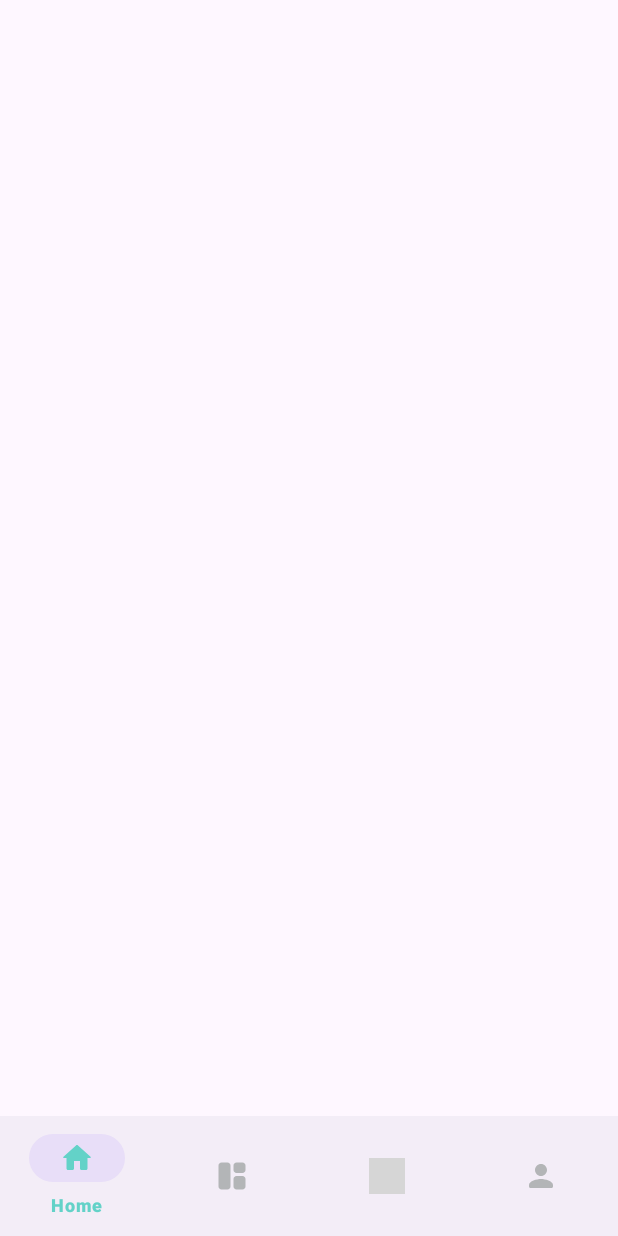
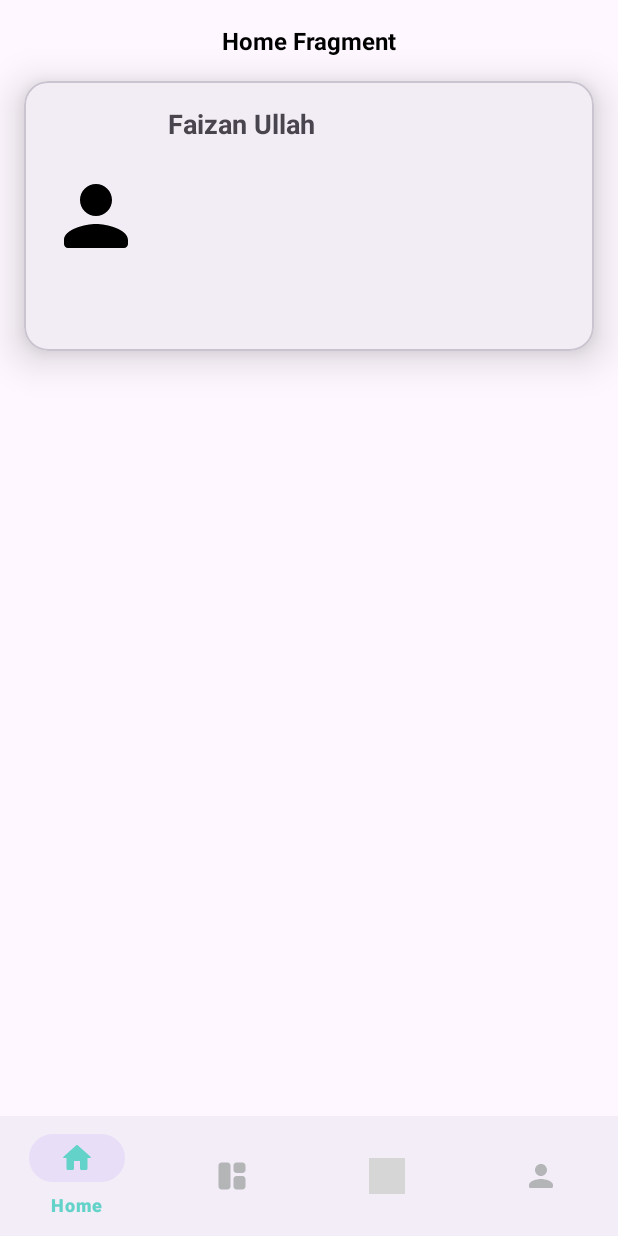
Before and after one commit to faizanillahi9/MyFamily, an Android app: the screen it shows after launch (MainActivity), on a phone screen of 412 x 824 dp. Run offline under Robolectric (Android 15) with nearby library versions, the phone set to English and light mode, and no system bars; grey boxes are pictures that could not be loaded.

Commit message:
home fragment layout

```diff
--- a/app/src/main/java/com/example/myfamily/MainActivity.kt
+++ b/app/src/main/java/com/example/myfamily/MainActivity.kt
@@ -12,24 +12,27 @@ class MainActivity : AppCompatActivity() {
 
         val bottomBar = findViewById<BottomNavigationView>(R.id.bottomBar)
         bottomBar.setOnItemSelectedListener {
-            if (it.itemId == R.id.nav_guard) {
+            when (it.itemId) {
+                R.id.nav_guard -> {
 
                     inflateFragment(GuardFragment.newInstance())
                 }
-            else if (it.itemId == R.id.nav_home){
+                R.id.nav_home -> {
 
                     inflateFragment(HomeFragment.newInstance())
                 }
-            else if (it.itemId == R.id.nav_dashboard){
+                R.id.nav_dashboard -> {
 
                     inflateFragment(DashboardFragment.newInstance())
                 }
-            else{
+                else -> {
                     inflateFragment(ProfileFragment.newInstance())
+                }
             }
 
             true
         }
+        bottomBar.selectedItemId= R.id.nav_home
     }
 
     private fun inflateFragment(newInstance: Fragment) {
--- a/app/src/main/res/layout/fragment_home.xml
+++ b/app/src/main/res/layout/fragment_home.xml
@@ -14,10 +14,48 @@
         android:text="Home Fragment"
         android:textColor="@color/black"
         android:textSize="@dimen/dimen_16"
+        android:layout_margin="@dimen/dimen_16"
         android:textStyle="bold"
         app:layout_constraintEnd_toEndOf="parent"
         app:layout_constraintStart_toStartOf="parent"
         app:layout_constraintTop_toTopOf="parent" />
+
+    <com.google.android.material.card.MaterialCardView
+        android:id="@+id/card_one"
+        android:layout_width="match_parent"
+        android:layout_height="180dp"
+        android:layout_margin="@dimen/dimen_16"
+        app:cardCornerRadius="@dimen/dimen_16"
+        app:cardElevation="@dimen/dimen_16"
+        app:layout_constraintTop_toBottomOf="@id/title" />
+
+    <ImageView
+        android:id="@+id/img_user"
+        android:layout_width="64dp"
+        android:layout_height="64dp"
+        android:src="@drawable/ic_profile"
+        android:layout_margin="@dimen/dimen_16"
+        android:elevation="@dimen/dimen_16"
+        app:layout_constraintBottom_toBottomOf="@+id/card_one"
+        app:layout_constraintStart_toStartOf="@+id/card_one"
+        app:layout_constraintTop_toTopOf="@+id/card_one" />
+
+    <TextView
+
+        android:id="@+id/userName"
+        android:layout_width="wrap_content"
+        android:layout_height="wrap_content"
+        android:layout_margin="@dimen/dimen_16"
+        android:text="@string/faizan_ullah"
+        android:textStyle="bold"
+        android:textSize="18sp"
+        android:elevation="@dimen/dimen_16"
+        app:layout_constraintStart_toEndOf="@id/img_user"
+        app:layout_constraintTop_toTopOf="@id/card_one"
+
+        />
+
+
 
     <com.google.android.material.bottomnavigation.BottomNavigationView
         android:id="@+id/bottomBar"
--- a/app/src/main/res/values/strings.xml
+++ b/app/src/main/res/values/strings.xml
@@ -9,4 +9,5 @@
     <string name="profile">Profile</string>
     <!-- TODO: Remove or change this placeholder text -->
     <string name="hello_blank_fragment">Hello blank fragment</string>
+    <string name="faizan_ullah">Faizan Ullah</string>
 </resources>
```
Lines whose indentation alone changed are shown as unchanged.
